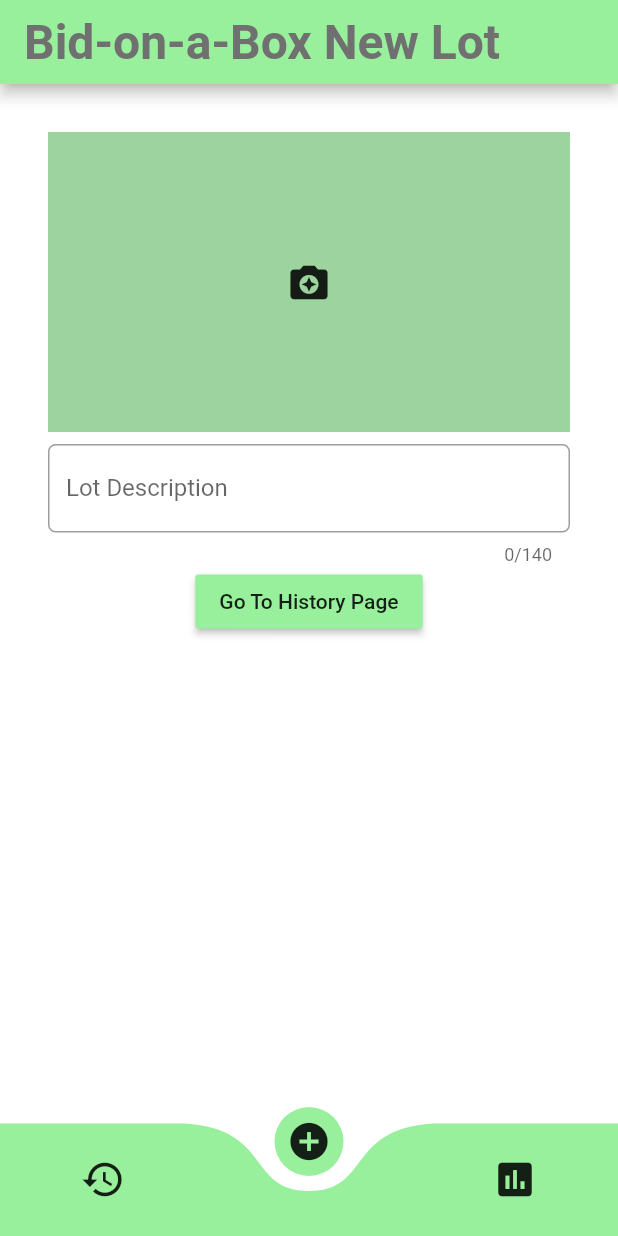
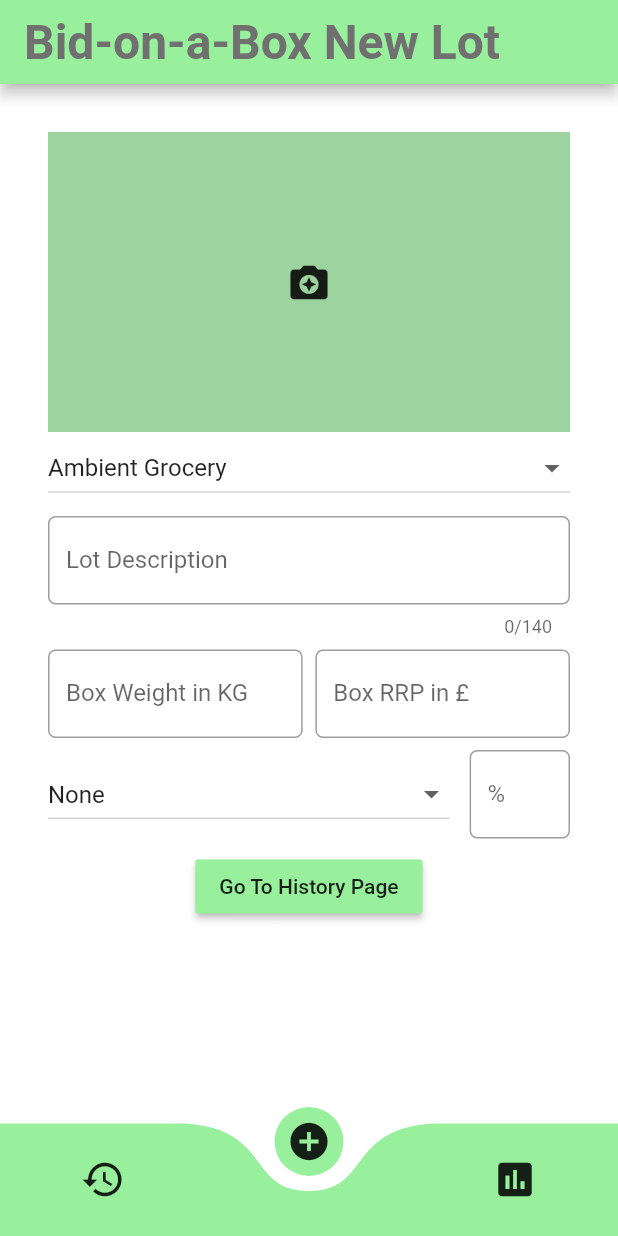
Before and after one commit to Tezza27/bid_on_a_box_supermarket, a Flutter app: the screen it shows after launch, item 2 of the bottom bar chosen, on a phone screen of 412 x 824 dp. Run offline on Flutter 3.47's test engine with Material 2 defaults, Android fonts, the phone set to English and light mode, and no system bars; drawn by our look-alikes of curved_navigation_bar.

Commit message:
More work done on the new lot screen, adding more input fields

```diff
--- a/lib/new_lot_screen.dart
+++ b/lib/new_lot_screen.dart
@@ -11,8 +11,44 @@ class NewLotScreen extends StatefulWidget {
 
 class _NewLotState extends State<NewLotScreen> {
   var _formKey = GlobalKey<FormState>();
+  var _boxContentsTypes = [
+    "Ambient Grocery",
+    "Butchery",
+    "Chilled",
+    "Dairy",
+    "Deli",
+    "Fruit",
+    "Fruit & Veg",
+    "Mixed",
+    "Mystery",
+    "Veg"
+  ];
+  var _charityNames = [
+    "None",
+    "Charity 1",
+    "Charity 2",
+    "Charity 3",
+    "Charity 4",
+    "Charity 5",
+    "Charity 6",
+    "Charity 7",
+    "Charity 8",
+    "Charity 9",
+    "Charity 10"
+  ];
+  var _currentBoxTypeSelected = "";
+  var _currentCharityNameSelected = "";
+  TextEditingController descriptionController = TextEditingController();
+  TextEditingController weightController = TextEditingController();
+  TextEditingController priceController = TextEditingController();
+  TextEditingController charityPCController = TextEditingController();
 
-  TextEditingController descriptionController = TextEditingController();
+  @override
+  void initState() {
+    super.initState();
+    _currentBoxTypeSelected = _boxContentsTypes[0];
+    _currentCharityNameSelected = _charityNames[0];
+  }
 
   @override
   Widget build(BuildContext context) {
@@ -33,6 +69,19 @@ class _NewLotState extends State<NewLotScreen> {
                         ),
                       ),
                     ),
+                    DropdownButton<String>(
+                      isExpanded: true,
+                      items: _boxContentsTypes.map((String value) {
+                        return DropdownMenuItem<String>(
+                          value: value,
+                          child: Text(value),
+                        );
+                      }).toList(),
+                      value: _currentBoxTypeSelected,
+                      onChanged: (String newBoxTypeSelected) {
+                        _onDropdownBoxTypeSelected(newBoxTypeSelected);
+                      },
+                    ),
                     Padding(
                       padding: const EdgeInsets.only(top: 8.0),
                       child: TextFormField(
@@ -49,7 +98,86 @@ class _NewLotState extends State<NewLotScreen> {
                                 borderRadius: BorderRadius.circular(5.0))),
                       ),
                     ),
-                    RaisedButton(
+                    Padding(
+                      padding: const EdgeInsets.only(top: 8.0),
+                      child: Row(
+                          mainAxisAlignment: MainAxisAlignment.spaceBetween,
+                          children: <Widget>[
+                            Flexible(
+                                flex: 20,
+                                child: TextFormField(
+                                  keyboardType: TextInputType.number,
+                                  controller: weightController,
+                                  decoration: InputDecoration(
+                                      labelText: "Box Weight in KG",
+                                      hintText: "Weight in KG",
+                                      //labelStyle: ,
+                                      border: OutlineInputBorder(
+                                          borderRadius:
+                                              BorderRadius.circular(5.0))),
+                                )),
+                            Flexible(
+                              flex: 1,
+                              child: Container(),
+                            ),
+                            Flexible(
+                                flex: 20,
+                                child: TextFormField(
+                                  keyboardType: TextInputType.number,
+                                  controller: priceController,
+                                  decoration: InputDecoration(
+                                      labelText: "Box RRP in £",
+                                      hintText: "Retail price total",
+                                      //labelStyle: ,
+                                      border: OutlineInputBorder(
+                                          borderRadius:
+                                              BorderRadius.circular(5.0))),
+                                ))
+                          ]),
+                    ),
+                    Padding(
+                      padding: const EdgeInsets.only(top: 8.0),
+                      child: Row(
+                          mainAxisAlignment: MainAxisAlignment.spaceBetween,
+                          children: <Widget>[
+                            Flexible(
+                                flex: 20,
+                                child: DropdownButton<String>(
+                                  isExpanded: true,
+                                  items: _charityNames.map((String value) {
+                                    return DropdownMenuItem<String>(
+                                      value: value,
+                                      child: Text(value),
+                                    );
+                                  }).toList(),
+                                  value: _currentCharityNameSelected,
+                                  onChanged: (String newCharitySelected) {
+                                    _onDropdownCharitySelected(newCharitySelected);
+                                  },
+                                )),
+                            Flexible(
+                              flex: 1,
+                              child: Container(),
+                            ),
+                            Flexible(
+                                flex: 5,
+                                child: TextFormField(
+                                  keyboardType: TextInputType.number,
+                                  controller: charityPCController,
+                                  decoration: InputDecoration(
+                                      labelText: "%",
+                                      hintText: "%",
+                                      //labelStyle: ,
+                                      border: OutlineInputBorder(
+                                          borderRadius:
+                                              BorderRadius.circular(5.0))),
+                                )),
+
+                          ]),
+                    ),
+                    Padding(
+                      padding: const EdgeInsets.only(top: 8.0),
+                      child: RaisedButton(
                           child: Text("Go To History Page"),
                           onPressed: () {
                             Navigator.push(
@@ -57,7 +185,19 @@ class _NewLotState extends State<NewLotScreen> {
                                 MaterialPageRoute(
                                     builder: (context) => HistoryScreen()));
                           }),
+                    ),
                   ]))),
         ));
   }
+
+  void _onDropdownBoxTypeSelected(String newBoxTypeSelected) {
+    setState(() {
+      this._currentBoxTypeSelected = newBoxTypeSelected;
+    });
   }
+  void _onDropdownCharitySelected(String newCharitySelected) {
+    setState(() {
+      this._currentCharityNameSelected = newCharitySelected;
+    });
+  }
+}
```
Lines whose indentation alone changed are shown as unchanged.
